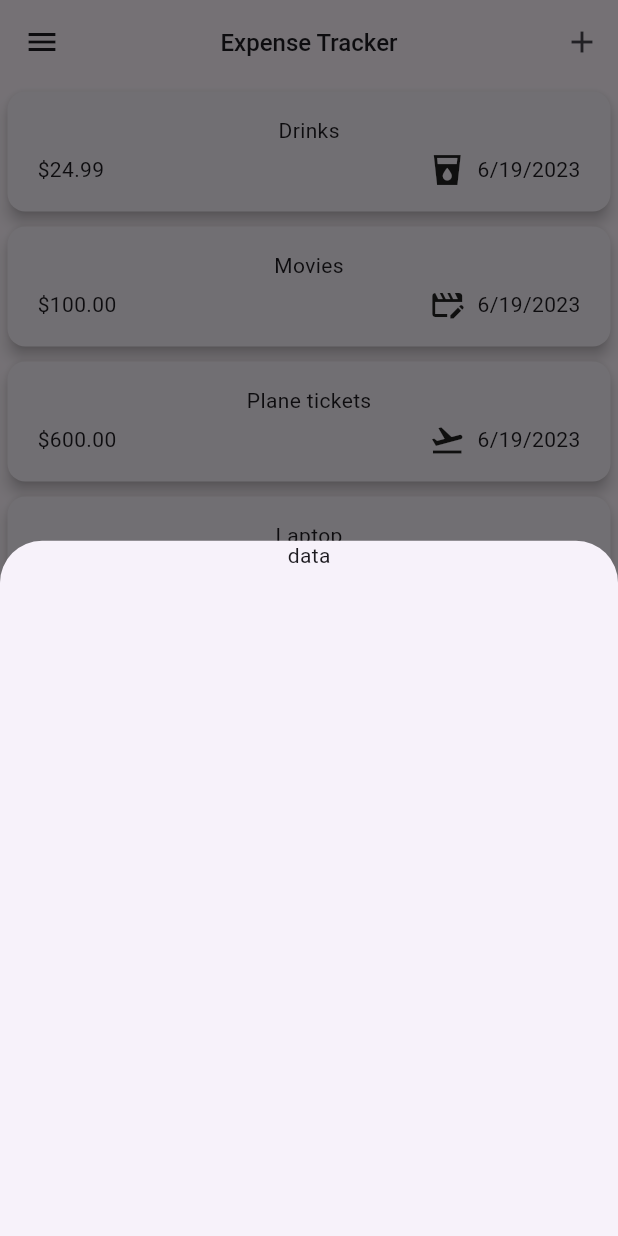
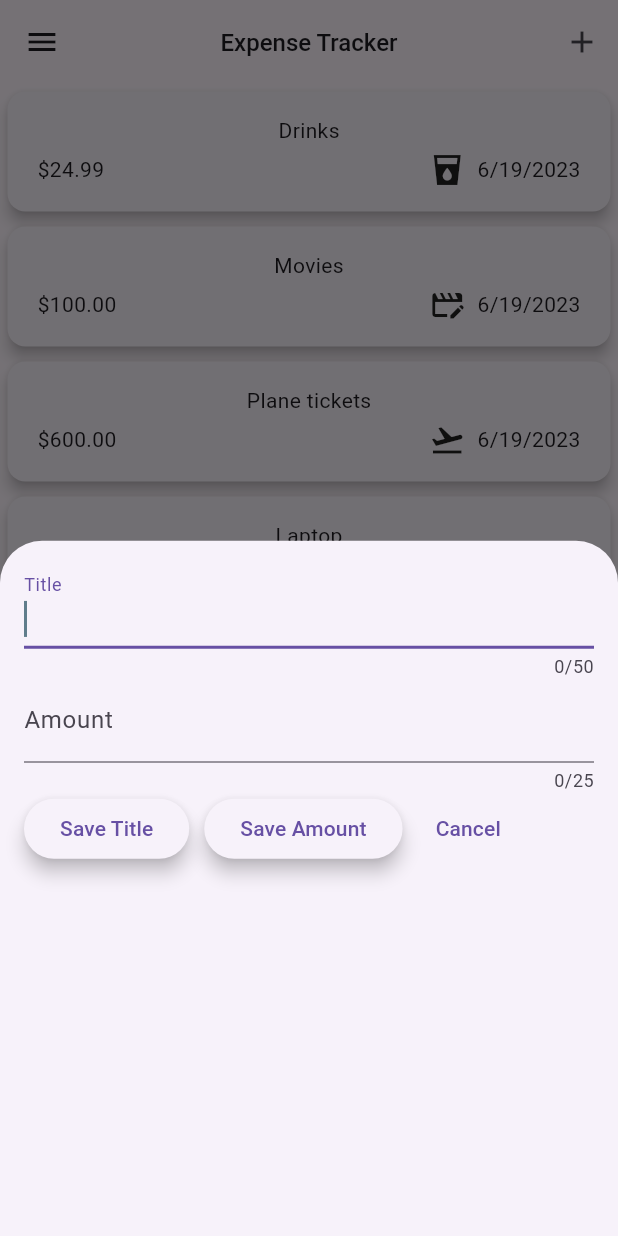
Before and after one commit to GetRighhttt/ExpenseTrackerFlutter, a Flutter app: the screen it shows after launch, after a tap on the "add" icon, on a phone screen of 412 x 824 dp. Run offline on Flutter 3.47's test engine with Material 2 defaults, Android fonts, the phone set to English and light mode, and no system bars.

Commit message:
added modal bottom with buttons.

```diff
--- a/expense_tracker/lib/pages/expense_page.dart
+++ b/expense_tracker/lib/pages/expense_page.dart
@@ -1,4 +1,5 @@
 import 'package:expense_tracker/widgets/expenses_list_widget.dart';
+import 'package:expense_tracker/widgets/new_expense_widget.dart';
 import 'package:flutter/material.dart';
 import 'package:expense_tracker/model/expense.dart';
 
@@ -43,17 +44,7 @@ class _ExpenseTrackerPageState extends State<ExpenseTrackerPage> {
   void _openAddExpenseOverlay() {
     showModalBottomSheet(
       context: context,
-      builder: (BuildContext context) {
-        return const SizedBox(
-          height: 1500.0,
-          width: double.infinity,
-          child: Column(
-            children: [
-              Text('data'),
-            ],
-          ),
-        );
-      },
+      builder: (BuildContext context) => const NewExpenseWidget(),
     );
   }
 
--- /dev/null
+++ b/expense_tracker/lib/widgets/new_expense_widget.dart
@@ -0,0 +1,86 @@
+import 'package:flutter/material.dart';
+
+class NewExpenseWidget extends StatefulWidget {
+  const NewExpenseWidget({super.key});
+
+  @override
+  State<NewExpenseWidget> createState() => _NewExpenseWidgetState();
+}
+
+class _NewExpenseWidgetState extends State<NewExpenseWidget> {
+  // handles user input
+  final _titleController = TextEditingController();
+  final _amountController = TextEditingController();
+
+  @override
+  void dispose() {
+    // must tell flutter to delete this widget when no longer needed with this
+// dispose method
+    _titleController.dispose();
+    _amountController.dispose();
+    super.dispose();
+  }
+
+  @override
+  Widget build(BuildContext context) {
+    return Container(
+      padding: const EdgeInsets.all(16.0),
+      child: Column(
+        children: [
+          TextField(
+            controller: _titleController,
+            maxLength: 50,
+            cursorColor: Colors.blueGrey,
+            autofocus: true,
+            keyboardType: TextInputType.name,
+            decoration: const InputDecoration(
+              label: Text('Title'),
+            ),
+          ),
+          TextField(
+            controller: _amountController,
+            maxLength: 25,
+            cursorColor: Colors.green,
+            autofocus: true,
+            keyboardType: TextInputType.number,
+            decoration: const InputDecoration(label: Text('Amount')),
+          ),
+          Row(
+            children: [
+              ElevatedButton(
+                style: ButtonStyle(
+                  elevation: MaterialStateProperty.all(5.0),
+                ),
+                onPressed: () {
+                  print(_titleController.text);
+                },
+                child: const Text('Save Title'),
+              ),
+              const SizedBox(
+                width: 10,
+              ),
+              ElevatedButton(
+                style: ButtonStyle(
+                  elevation: MaterialStateProperty.all(5.0),
+                ),
+                onPressed: () {
+                  print(_amountController.text);
+                },
+                child: const Text('Save Amount'),
+              ),
+              const SizedBox(
+                width: 10,
+              ),
+              TextButton(
+                onPressed: () {
+                  print('object');
+                },
+                child: const Text('Cancel'),
+              ),
+            ],
+          ),
+        ],
+      ),
+    );
+  }
+}
--- a/expense_tracker/lib/widgets/nex_expense_widget.dart
+++ /dev/null
@@ -1,15 +0,0 @@
-import 'package:flutter/material.dart';
-
-class NewExpenseWidget extends StatefulWidget {
-  const NewExpenseWidget({super.key});
-
-  @override
-  State<NewExpenseWidget> createState() => _NewExpenseWidgetState();
-}
-
-class _NewExpenseWidgetState extends State<NewExpenseWidget> {
-  @override
-  Widget build(BuildContext context) {
-    return Container();
-  }
-}
```
